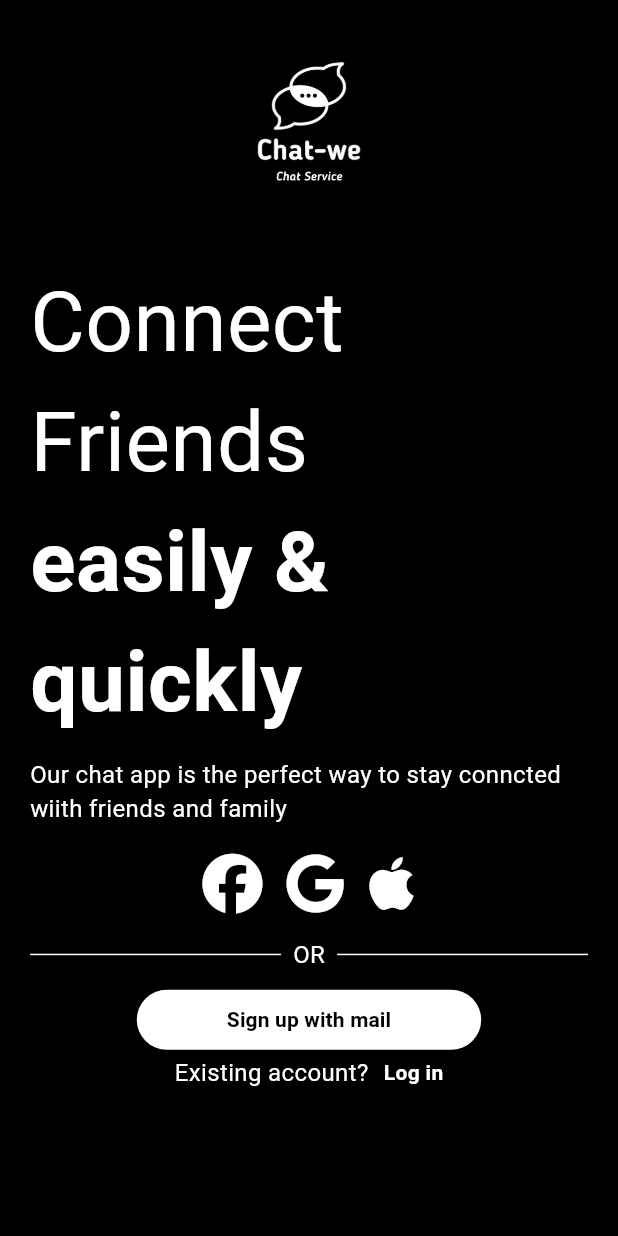
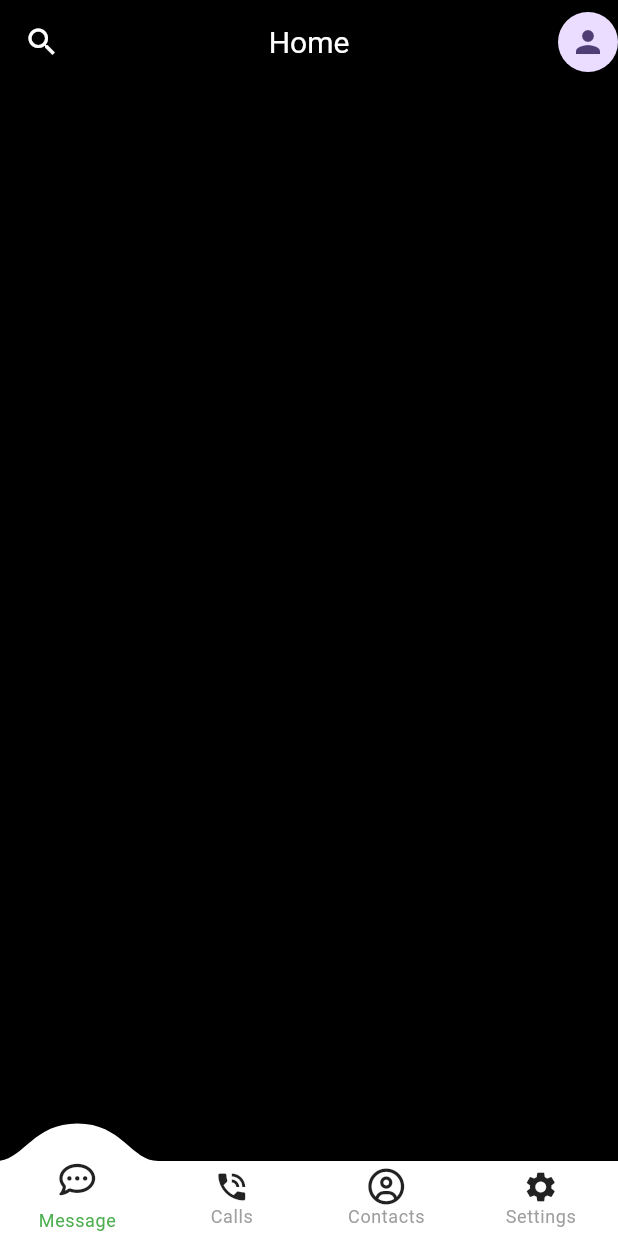
Before and after one commit to sachin96Boy/chat-app-firebase-riverpod, a Flutter app: the screen it shows after launch, on a phone screen of 412 x 824 dp. Run offline on Flutter 3.47's test engine with Material 2 defaults, Android fonts, the phone set to English and light mode, and no system bars; drawn by our look-alikes of convex_bottom_bar; our stand-ins replace font_awesome_flutter.

Commit message:
chor; tabbar addition

```diff
--- a/lib/main.dart
+++ b/lib/main.dart
@@ -1,4 +1,5 @@
 import 'package:chat_app_firebase/screens/get_started_screen.dart';
+import 'package:chat_app_firebase/screens/home_screen.dart';
 import 'package:chat_app_firebase/screens/login_screen.dart';
 import 'package:chat_app_firebase/screens/register_screen.dart';
 // import 'package:chat_app_firebase/screens/login_screen.dart';
@@ -15,15 +16,16 @@ class MyApp extends StatelessWidget {
   @override
   Widget build(BuildContext context) {
     return MaterialApp(
-      title: 'Flutter Demo',
+      title: 'Chat-app-Demo',
       theme: ThemeData(
         colorScheme: ColorScheme.fromSeed(seedColor: Colors.deepPurple),
         useMaterial3: true,
       ),
-      home: const GetStartedScreen(),
+      home: const HomeScreen(),
       routes: {
         LoginScreen.routeName: (context) => const LoginScreen(),
         RegisterScreen.routeName: (context) => const RegisterScreen(),
+        HomeScreen.routeName: (context) => const HomeScreen(),
       },
     );
   }
--- /dev/null
+++ b/lib/screens/home_screen.dart
@@ -0,0 +1,17 @@
+import 'package:chat_app_firebase/widgets/body/appbar/customappbar.dart';
+import 'package:chat_app_firebase/widgets/body/bottom-naigation/custom_bottom_navigation_bar.dart';
+import 'package:flutter/material.dart';
+
+class HomeScreen extends StatelessWidget {
+  static const routeName = '/dashboard';
+  const HomeScreen({super.key});
+
+  @override
+  Widget build(BuildContext context) {
+    return const Scaffold(
+      backgroundColor: Colors.black,
+      appBar: CustomAppBar(),
+      bottomNavigationBar: CustomBottomNavigationBar(),
+    );
+  }
+}
--- a/lib/screens/login_screen.dart
+++ b/lib/screens/login_screen.dart
@@ -10,7 +10,9 @@ class LoginScreen extends StatelessWidget {
   Widget build(BuildContext context) {
     return SafeArea(
         child: Scaffold(
-      appBar: AppBar(),
+      appBar: AppBar(
+        forceMaterialTransparency: true,
+      ),
       body: Container(
         margin: const EdgeInsets.symmetric(horizontal: 20),
         child: SingleChildScrollView(
--- a/lib/screens/register_screen.dart
+++ b/lib/screens/register_screen.dart
@@ -9,7 +9,11 @@ class RegisterScreen extends StatelessWidget {
   @override
   Widget build(BuildContext context) {
     return Scaffold(
-      appBar: AppBar(),
+      appBar: AppBar(
+        forceMaterialTransparency: true,
+        backgroundColor: Colors.transparent,
+        primary: true,
+      ),
       body: Container(
         margin: const EdgeInsets.symmetric(horizontal: 20),
         child: SingleChildScrollView(
--- /dev/null
+++ b/lib/widgets/body/appbar/customappbar.dart
@@ -0,0 +1,36 @@
+import 'package:flutter/material.dart';
+
+class CustomAppBar extends StatelessWidget implements PreferredSizeWidget {
+  const CustomAppBar({super.key});
+
+  @override
+  Widget build(BuildContext context) {
+    return AppBar(
+      backgroundColor: Colors.transparent,
+      leading: IconButton(
+        onPressed: () {},
+        icon: const Icon(
+          Icons.search,
+          color: Colors.white,
+        ),
+      ),
+      title: const Text(
+        'Home',
+        style: TextStyle(color: Colors.white, fontSize: 20),
+      ),
+      primary: true,
+      centerTitle: true,
+      actions: const [
+        CircleAvatar(
+          child: Icon(
+            Icons.person,
+          ),
+        )
+      ],
+    );
+  }
+
+  @override
+  // TODO: implement preferredSize
+  Size get preferredSize => const Size.fromHeight(kToolbarHeight);
+}
--- /dev/null
+++ b/lib/widgets/body/bottom-naigation/custom_bottom_navigation_bar.dart
@@ -0,0 +1,45 @@
+import 'package:convex_bottom_bar/convex_bottom_bar.dart';
+import 'package:flutter/material.dart';
+import 'package:font_awesome_flutter/font_awesome_flutter.dart';
+
+class CustomBottomNavigationBar extends StatefulWidget {
+  const CustomBottomNavigationBar({super.key});
+
+  @override
+  State<CustomBottomNavigationBar> createState() =>
+      _CustomBottomNavigationBarState();
+}
+
+class _CustomBottomNavigationBarState extends State<CustomBottomNavigationBar> {
+  int _selectedIndex = 0;
+
+  final List<TabItem> items = [
+    const TabItem(
+        icon: Icon(
+          FontAwesomeIcons.commentDots,
+        ),
+        title: 'Message'),
+    const TabItem(icon: Icon(Icons.phone_in_talk), title: 'Calls'),
+    const TabItem(icon: Icon(FontAwesomeIcons.circleUser), title: 'Contacts'),
+    const TabItem(icon: Icon(Icons.settings), title: 'Settings'),
+  ];
+
+  void onTap(int index) {
+    setState(() {
+      _selectedIndex = index;
+    });
+  }
+
+  @override
+  Widget build(BuildContext context) {
+    return ConvexAppBar(
+      items: items,
+      activeColor: Colors.green,
+      color: Colors.grey,
+      backgroundColor: Colors.white,
+      onTap: onTap,
+      initialActiveIndex: _selectedIndex,
+      style: TabStyle.react,
+    );
+  }
+}
--- a/pubspec.yaml
+++ b/pubspec.yaml
@@ -36,6 +36,7 @@ dependencies:
   # Use with the CupertinoIcons class for iOS style icons.
   cupertino_icons: ^1.0.2
   font_awesome_flutter: ^10.6.0
+  convex_bottom_bar: ^3.2.0
 
 dev_dependencies:
   flutter_test:
@@ -61,7 +62,7 @@ flutter:
 
   # To add assets to your application, add an assets section, like this:
   assets:
-    - assets/icons
+    - assets/icons/
   #   - images/a_dot_ham.jpeg
 
   # An image asset can refer to one or more resolution-specific "variants", see
```
Also changed, not shown: pubspec.lock.
